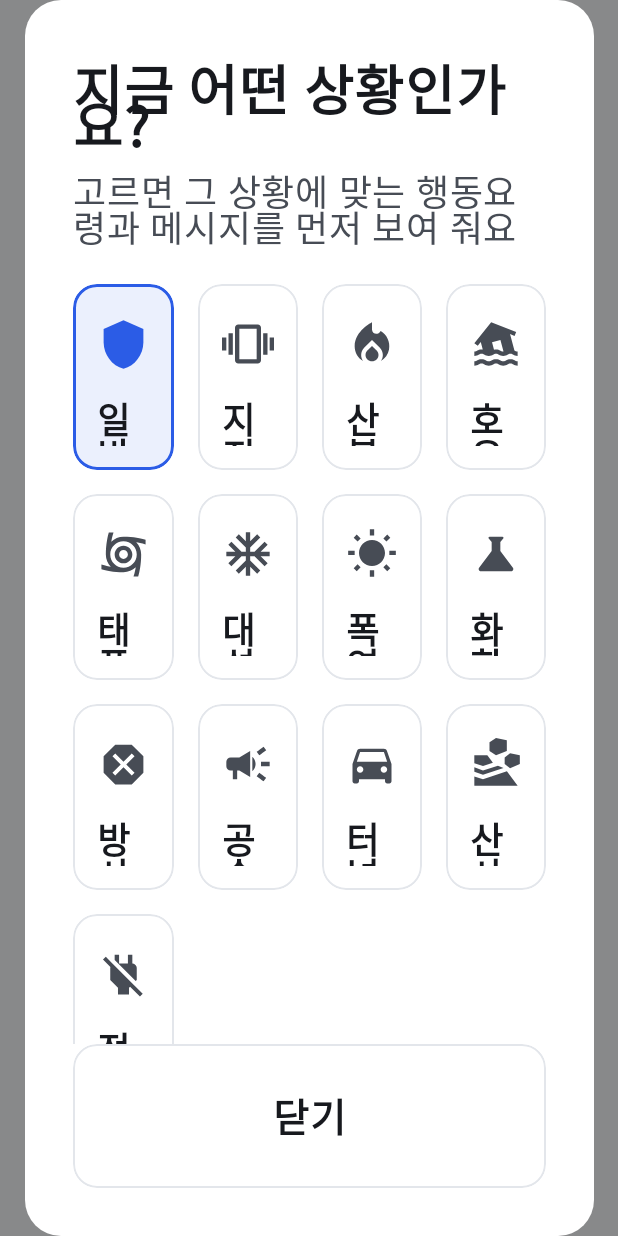
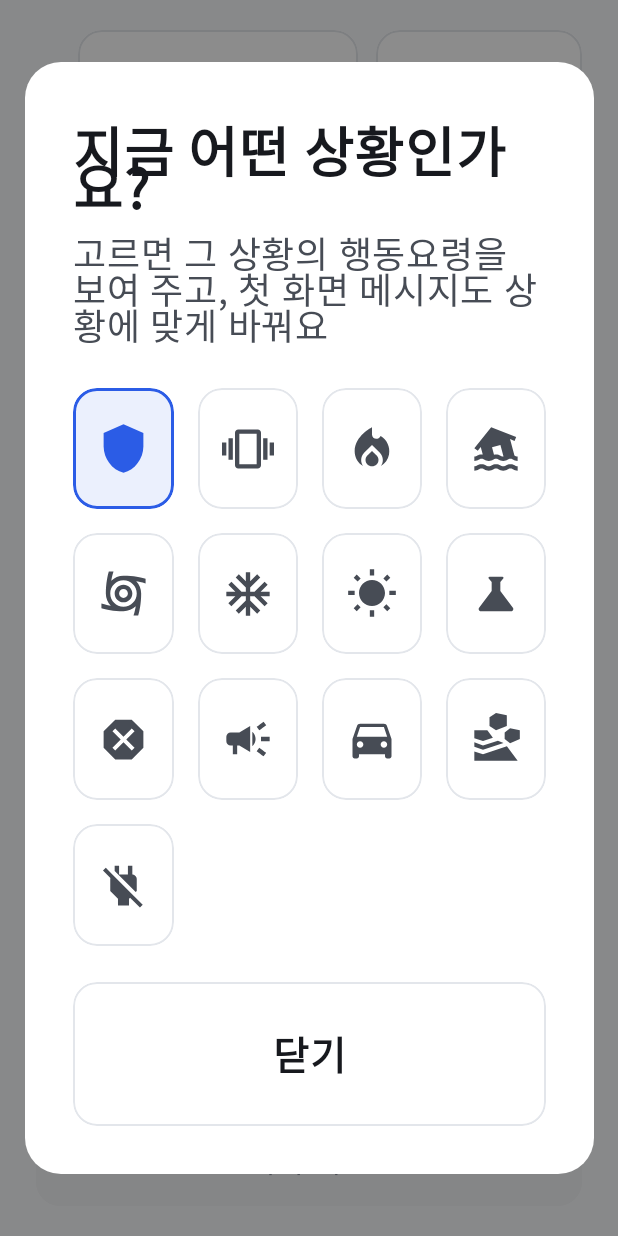
Before and after one commit to offline-mobility/pleos-app, an Android app built with Jetpack Compose: the screen it shows after launch (MainActivity), after a tap on "설정", on a phone screen of 412 x 824 dp. Run offline under Robolectric (Android 15) with nearby library versions, the phone set to English and light mode, and no system bars; libraries missing offline, so code that uses them is left out: ai.pleos.playground; 14 statements that could not run were skipped; 1 other tap on this screen came first.

Commit message:
feat: 행동요령 화면 정리 — 버튼 이름을 행동요령으로, 첫 화면 주황 띠 삭제, 목록·행동요령 고정 크기 두 단 배치와 이전/닫기, 출처는 기관 이름 한 줄, 받은 신호 카드의 서버 표시·인원 앞 점 삭제, 상태 줄 추정 시간 삭제, 여러 줄 문장 줄 간격 지정
Co-Authored-By: Claude Opus 5.5 <noreply@anthropic.com>

```diff
--- a/app/src/main/java/io/github/offlinemobility/app/core/disaster/DisasterGuide.kt
+++ b/app/src/main/java/io/github/offlinemobility/app/core/disaster/DisasterGuide.kt
@@ -44,15 +44,14 @@ enum class SourceKind(val label: String) {
     NEWS("언론 보도"),
 }
 
-data class Source(val name: String, val url: String, val kind: SourceKind)
+/** [org] is the short publisher name shown on screen; [name] and [url] stay for the documents. */
+data class Source(val name: String, val url: String, val kind: SourceKind, val org: String)
 
 /** One action line; [foreign] marks guidance taken from a foreign official source. */
 data class Step(val text: String, val foreign: Boolean = false)
 
 data class DisasterGuide(
     val type: DisasterType,
-    /** The single most important instruction, shown on the main screen. */
-    val headline: String,
     val actions: List<Step>,
     val avoid: List<Step>,
     val carRisk: String?,
@@ -73,12 +72,11 @@ object DisasterGuides {
     private fun sk(category: String) =
         "https://www.safekorea.go.kr/safekorea-kor/acts/nacts/action-guide.do?category=$category&menuSn=4"
 
-    private fun official(name: String, category: String) = Source(name, sk(category), SourceKind.KOREA_OFFICIAL)
+    private fun official(name: String, category: String) = Source(name, sk(category), SourceKind.KOREA_OFFICIAL, "행정안전부")
 
     val all: List<DisasterGuide> = listOf(
         DisasterGuide(
             type = DisasterType.GENERAL,
-            headline = "안전한 곳에 차를 세우고 주변 차량과 신호를 주고받으세요",
             actions = listOf(
                 Step("도로 오른쪽이나 빈터에 차를 세웁니다"),
                 Step("재난방송·라디오로 상황을 확인합니다"),
@@ -94,7 +92,6 @@ object DisasterGuides {
         ),
         DisasterGuide(
             type = DisasterType.EARTHQUAKE,
-            headline = "비상등을 켜고 도로 오른쪽에 세운 뒤, 키를 꽂아 두고 걸어서 대피하세요",
             actions = listOf(
                 Step("비상등을 켜고 서서히 속도를 줄입니다"),
                 Step("도로 오른쪽에 차를 세웁니다"),
@@ -110,12 +107,11 @@ object DisasterGuides {
             blackout = false,
             sources = listOf(
                 official("국민행동요령 · 지진", "earthQuake"),
-                Source("광명시 지진 행동요령", "https://www.gm.go.kr/pt/partInfo/sf/emergencyact/naturedisaster/PTMN753.jsp", SourceKind.KOREA_LOCAL),
+                Source("광명시 지진 행동요령", "https://www.gm.go.kr/pt/partInfo/sf/emergencyact/naturedisaster/PTMN753.jsp", SourceKind.KOREA_LOCAL, "광명시"),
             ),
         ),
         DisasterGuide(
             type = DisasterType.WILDFIRE,
-            headline = "산에서 먼 도로로, 불이 번지는 방향을 피해 이동하세요",
             actions = listOf(
                 Step("산과 멀리 떨어진 도로로 이동합니다"),
                 Step("산불이 번지는 경로에서 벗어납니다"),
@@ -134,12 +130,11 @@ object DisasterGuides {
             blackout = false,
             sources = listOf(
                 official("국민행동요령 · 산불", "forestFires"),
-                Source("호주 빅토리아주 소방청(CFA) 차 안에서 안전하게", "https://www.cfa.vic.gov.au/plan-prepare/staying-safe-in-the-car", SourceKind.FOREIGN_OFFICIAL),
+                Source("호주 빅토리아주 소방청(CFA) 차 안에서 안전하게", "https://www.cfa.vic.gov.au/plan-prepare/staying-safe-in-the-car", SourceKind.FOREIGN_OFFICIAL, "호주 빅토리아주 소방청"),
             ),
         ),
         DisasterGuide(
             type = DisasterType.FLOOD,
-            headline = "물이 찬 도로와 지하차도에는 절대 들어가지 마세요",
             actions = listOf(
                 Step("침수된 지하차도에 들어섰다면 차를 두고 바로 밖으로 나갑니다"),
                 Step("타이어 3분의 2가 잠기기 전에 저단 기어로 빠져나갑니다"),
@@ -152,19 +147,18 @@ object DisasterGuides {
                 Step("조금이라도 물에 잠긴 지하차도와 도로를 지나가지 않습니다"),
                 Step("차를 빼려고 지하주차장에 들어가지 않습니다"),
             ),
-            carRisk = "물살이 30cm만 돼도 승용차가 떠내려갈 수 있어요 (미국 기상청)",
+            carRisk = "물살이 30cm만 돼도 승용차가 떠내려갈 수 있어요",
             primary = listOf(FLOOD, TRAPPED, MEDICAL, ROAD_BLOCKED, ROUTE_CLEAR),
             window = WindowAdvice.NO_ADVICE,
             blackout = false,
             sources = listOf(
                 official("국민행동요령 · 침수", "inundation"),
                 official("국민행동요령 · 호우", "heavyRain"),
-                Source("미국 기상청(NWS) Turn Around Don't Drown", "https://www.weather.gov/safety/flood-turn-around-dont-drown", SourceKind.FOREIGN_OFFICIAL),
+                Source("미국 기상청(NWS) Turn Around Don't Drown", "https://www.weather.gov/safety/flood-turn-around-dont-drown", SourceKind.FOREIGN_OFFICIAL, "미국 기상청"),
             ),
         ),
         DisasterGuide(
             type = DisasterType.TYPHOON,
-            headline = "속도를 줄이고 옆 차와 거리를 두세요. 침수 도로·교량은 피하세요",
             actions = listOf(
                 Step("속도를 줄이고 방어운전을 합니다"),
                 Step("돌풍에 밀릴 수 있으니 옆 차로의 차와 거리를 둡니다"),
@@ -182,7 +176,6 @@ object DisasterGuides {
         ),
         DisasterGuide(
             type = DisasterType.SNOW_COLD,
-            headline = "고립되면 차 안에서 기다리고, 배기구 주변 눈을 자주 치우세요",
             actions = listOf(
                 Step("고립되면 되도록 차 안에서 구조를 기다립니다"),
                 Step("함께 있는 사람과 체온을 나누고, 한 명은 꼭 깨어 있습니다"),
@@ -196,20 +189,19 @@ object DisasterGuides {
                 Step("모두 함께 잠들지 않습니다"),
                 Step("앞유리에 뜨거운 물을 붓지 않습니다"),
             ),
-            carRisk = "배기구가 눈에 막힌 채 시동을 켜 두면 일산화탄소 중독 위험이 있어요 (미국 기상청)",
+            carRisk = "배기구가 눈에 막힌 채 시동을 켜 두면 일산화탄소 중독 위험이 있어요",
             primary = listOf(COLD, TRAPPED, POWER, FOOD, MEDICAL),
             window = WindowAdvice.OPEN_A_LITTLE,
             blackout = false,
             sources = listOf(
                 official("국민행동요령 · 대설", "heavySnow"),
                 official("국민행동요령 · 한파", "coldWave"),
-                Source("서울시 대설 행동요령", "https://news.seoul.go.kr/safe/?p=21201", SourceKind.KOREA_LOCAL),
-                Source("미국 기상청(NWS) 겨울 폭풍 중", "https://www.weather.gov/safety/winter-during", SourceKind.FOREIGN_OFFICIAL),
+                Source("서울시 대설 행동요령", "https://news.seoul.go.kr/safe/?p=21201", SourceKind.KOREA_LOCAL, "서울시"),
+                Source("미국 기상청(NWS) 겨울 폭풍 중", "https://www.weather.gov/safety/winter-during", SourceKind.FOREIGN_OFFICIAL, "미국 기상청"),
             ),
         ),
         DisasterGuide(
             type = DisasterType.HEAT,
-            headline = "물을 자주 마시고, 어린이·어르신을 차에 혼자 두지 마세요",
             actions = listOf(
                 Step("물을 자주 마시고 카페인·술은 피합니다"),
                 Step("어지럽거나 두통·근육경련이 있으면 시원한 곳에서 쉽니다"),
@@ -222,12 +214,11 @@ object DisasterGuides {
             blackout = false,
             sources = listOf(
                 official("국민행동요령 · 폭염", "heatWave"),
-                Source("세계일보, 도로교통공단 차 실내 온도 측정 (2026.8.6)", "https://www.segye.com/newsView/20260806509056", SourceKind.NEWS),
+                Source("세계일보, 도로교통공단 차 실내 온도 측정 (2026.8.6)", "https://www.segye.com/newsView/20260806509056", SourceKind.NEWS, "도로교통공단"),
             ),
         ),
         DisasterGuide(
             type = DisasterType.CHEMICAL,
-            headline = "창문을 닫고 에어컨·히터를 끈 뒤 내기순환으로 바꾸세요",
             actions = listOf(
                 Step("창문을 닫고 에어컨·히터를 끕니다"),
                 Step("공조를 내기순환으로 바꿔 바깥 공기를 막습니다"),
@@ -245,12 +236,11 @@ object DisasterGuides {
             blackout = false,
             sources = listOf(
                 official("국민행동요령 · 화학사고", "chemicalAccidentDisaster"),
-                Source("도봉구 화학사고 행동요령", "https://www.dobong.go.kr/Contents.asp?code=10010083&tab=20", SourceKind.KOREA_LOCAL),
+                Source("도봉구 화학사고 행동요령", "https://www.dobong.go.kr/Contents.asp?code=10010083&tab=20", SourceKind.KOREA_LOCAL, "도봉구"),
             ),
         ),
         DisasterGuide(
             type = DisasterType.RADIATION,
-            headline = "차는 방사능을 막지 못해요. 가까운 콘크리트 건물 안으로 들어가세요",
             actions = listOf(
                 Step("실내 대피 안내를 받으면 바로 집이나 가까운 콘크리트 건물로 갑니다"),
                 Step("건물 안에서는 문·창문을 닫고 에어컨·환풍기를 끕니다"),
@@ -267,13 +257,12 @@ object DisasterGuides {
             blackout = false,
             sources = listOf(
                 official("국민행동요령 · 원전사고", "nuclearAccident"),
-                Source("경주시 방사능 방재", "https://www.gyeongju.go.kr/gersi/page.do?mnu_uid=4355", SourceKind.KOREA_LOCAL),
-                Source("미국 질병통제예방센터(CDC) 방사능 비상", "https://www.cdc.gov/radiation-emergencies/faq/index.html", SourceKind.FOREIGN_OFFICIAL),
+                Source("경주시 방사능 방재", "https://www.gyeongju.go.kr/gersi/page.do?mnu_uid=4355", SourceKind.KOREA_LOCAL, "경주시"),
+                Source("미국 질병통제예방센터(CDC) 방사능 비상", "https://www.cdc.gov/radiation-emergencies/faq/index.html", SourceKind.FOREIGN_OFFICIAL, "미국 질병통제예방센터"),
             ),
         ),
         DisasterGuide(
             type = DisasterType.AIR_RAID,
-            headline = "공습경보: 도로 오른쪽에 세우고 키를 둔 채 대피하세요. 밤에는 차 불빛을 모두 끄세요",
             actions = listOf(
                 Step("경계경보: 천천히 운행하고 고가도로·도심 진입을 피합니다"),
                 Step("공습경보: 빈터나 도로 오른쪽에 세우고 승객을 대피시킵니다"),
@@ -296,7 +285,6 @@ object DisasterGuides {
         ),
         DisasterGuide(
             type = DisasterType.TUNNEL,
-            headline = "갓길에 세우고 시동을 끈 뒤, 키를 꽂아 두고 연기 반대쪽으로 걸어서 나가세요",
             actions = listOf(
                 Step("갓길이나 비상주차대 쪽에 차를 세웁니다"),
                 Step("시동을 끄고 키를 꽂아 둔 채 내립니다"),
@@ -313,7 +301,6 @@ object DisasterGuides {
         ),
         DisasterGuide(
             type = DisasterType.LANDSLIDE,
-            headline = "속도를 줄이고 산사태 위험 구간은 돌아서 빨리 벗어나세요",
             actions = listOf(
                 Step("천천히 달리고 앞차와 거리를 둡니다"),
                 Step("산사태 위험 구간은 돌아가서 빨리 벗어납니다"),
@@ -329,7 +316,6 @@ object DisasterGuides {
         ),
         DisasterGuide(
             type = DisasterType.BLACKOUT,
-            headline = "신호등이 꺼지면 천천히 달리고, 경찰 등 안내자의 통제를 따르세요",
             actions = listOf(
                 Step("신호등이 꺼지면 경찰 등 안내자의 통제에 따라 침착하게 움직입니다"),
                 Step("재난방송을 듣습니다"),
--- a/app/src/main/java/io/github/offlinemobility/app/ui/Theme.kt
+++ b/app/src/main/java/io/github/offlinemobility/app/ui/Theme.kt
@@ -9,6 +9,7 @@ import androidx.compose.runtime.CompositionLocalProvider
 import androidx.compose.runtime.Immutable
 import androidx.compose.runtime.staticCompositionLocalOf
 import androidx.compose.ui.graphics.Color
+import androidx.compose.ui.unit.TextUnit
 import androidx.compose.ui.unit.dp
 import androidx.compose.ui.unit.sp
 
@@ -82,6 +83,12 @@ object Type {
     val body = 24.sp
     val meta = 20.sp
     val button = 26.sp
+
+    /**
+     * Line height for text that can wrap. Material's default (24 sp) is shorter than most of these
+     * sizes, so wrapped lines would touch or overlap.
+     */
+    fun lines(size: TextUnit): TextUnit = (size.value * 1.35f).sp
 }
 
 object Size {
```
Also changed, not shown: app/src/main/java/io/github/offlinemobility/app/ui/KeepWarmUi.kt (+3 -10 lines), app/src/main/java/io/github/offlinemobility/app/ui/MainScreen.kt (+119 -94 lines), app/src/main/java/io/github/offlinemobility/app/ui/MessageCopy.kt (+22 -0 lines), app/src/main/java/io/github/offlinemobility/app/ui/RelaySheet.kt (+5 -5 lines), 4 other files.
